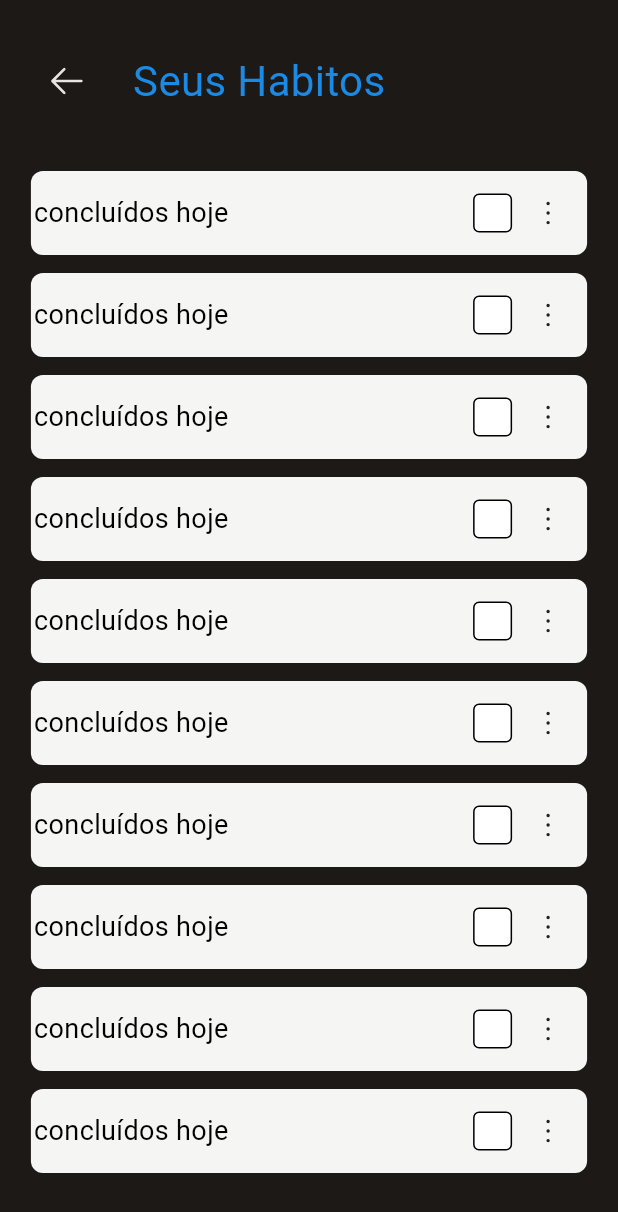
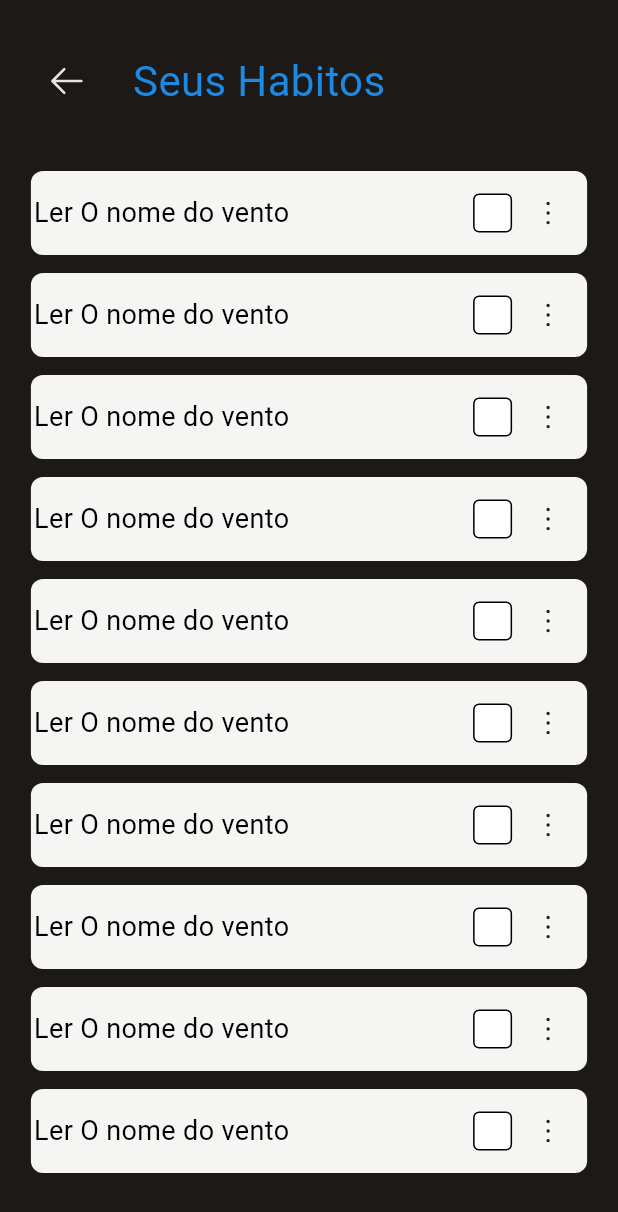
Before and after one commit to mozart-rue/habit_manager, a Flutter app: the YourHabitsScreen screen opened by its route, on a phone screen of 412 x 824 dp. Shown: the top 1212 px of the screen. Run offline on Flutter 3.47's test engine with Material 3 defaults, Android fonts, the light colour scheme and no system bars; our stand-ins replace email_validator, flutter_phosphor_icons, gap; missing offline and left inert: bottom_bar, validatorless.

Commit message:
feat: change text

```diff
--- a/lib/core/ui/components/habit_tile_component.dart
+++ b/lib/core/ui/components/habit_tile_component.dart
@@ -28,7 +28,7 @@ class HabitTileComponent extends StatelessWidget {
           mainAxisAlignment: MainAxisAlignment.spaceBetween,
           children: [
             Text(
-              'concluídos hoje',
+              'Ler O nome do vento',
               style: TextStyle(
                 fontSize: 18,
                 color: done ? doneStrong : todoStrong,
```
